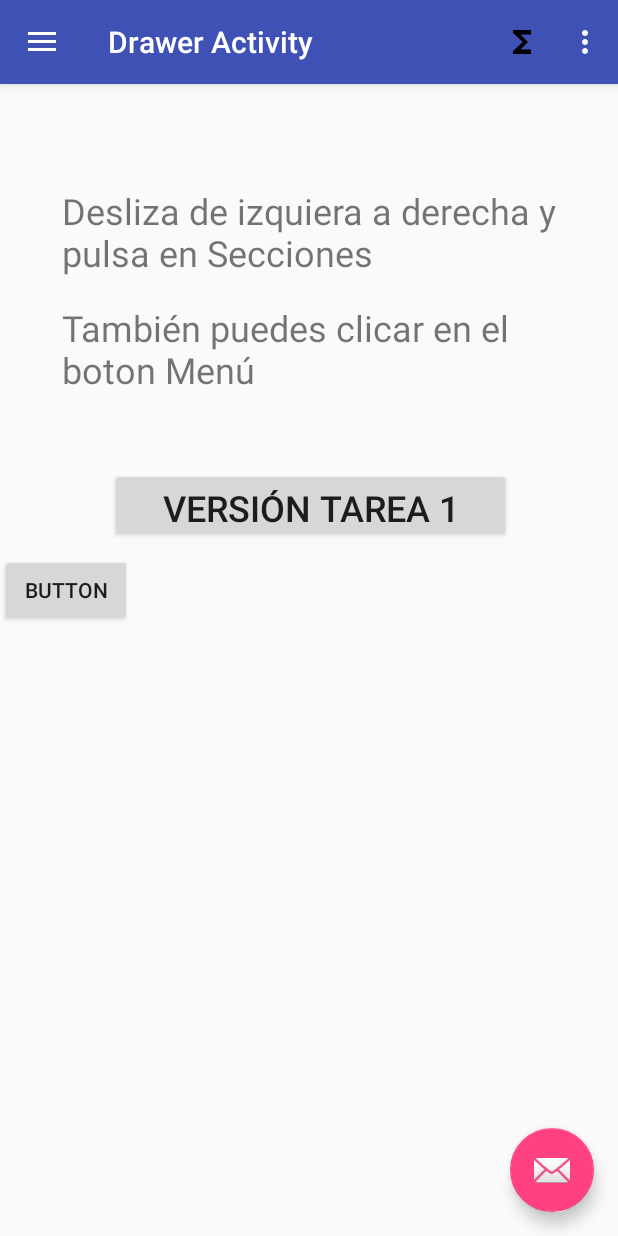
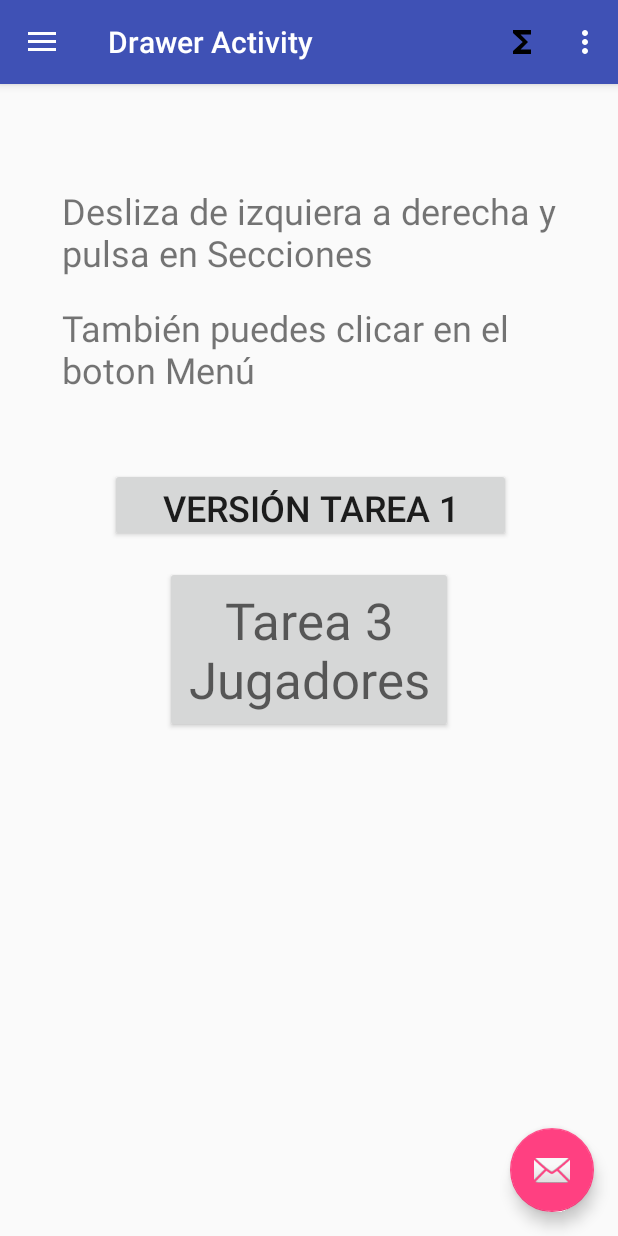
Before and after one commit to manerele/AjedrezDidApp, an Android app: the DrawerActivity screen opened directly, with no data from a screen before it, on a phone screen of 412 x 824 dp. Run offline under Robolectric (Android 15) with nearby library versions, the phone set to English and light mode, and no system bars.

```diff
--- a/app/src/main/java/com/example/josemanuelgarciacruz/ajedrezdidapp/player/PlayerActivity.java
+++ b/app/src/main/java/com/example/josemanuelgarciacruz/ajedrezdidapp/player/PlayerActivity.java
@@ -23,7 +23,7 @@ public class PlayerActivity extends AppCompatActivity {
         PlayerListFragment PlayerListFragment = new PlayerListFragment();
 
         FragmentTransaction transaction = getSupportFragmentManager().beginTransaction();
-        transaction.add(R.id.fragment_ciclo, PlayerListFragment);
+        transaction.add(R.id.fragment_player, PlayerListFragment);
         transaction.commit();
     }
 
--- a/app/src/main/java/com/example/josemanuelgarciacruz/ajedrezdidapp/proveedor/Contrato.java
+++ b/app/src/main/java/com/example/josemanuelgarciacruz/ajedrezdidapp/proveedor/Contrato.java
@@ -14,7 +14,7 @@ public class Contrato {
 
         // Table column
         public static final String NOMBRE = "Nombre";
-        public static final String NACIONALIDAD = "Abreviatura";
+        public static final String NACIONALIDAD = "Nationality";
         public static final String YEAR_NAC = "YearNacimiento";
         public static final String YEAR_DEF = "YearDefuncion";
         public static final String ELO = "Elo";
--- a/app/src/main/res/layout/activity_player.xml
+++ b/app/src/main/res/layout/activity_player.xml
@@ -30,7 +30,7 @@
     <FrameLayout
         android:layout_width="match_parent"
         android:layout_height="match_parent"
-        android:id="@+id/fragment_ciclo">
+        android:id="@+id/fragment_player">
 
     </FrameLayout>
 
--- a/app/src/main/res/layout/content_drawer.xml
+++ b/app/src/main/res/layout/content_drawer.xml
@@ -53,10 +53,16 @@
 
     <Button
         android:id="@+id/buttonJugadores"
-        android:layout_width="wrap_content"
-        android:layout_height="wrap_content"
-        android:layout_marginTop="8dp"
-        android:text="Button"
-        app:layout_constraintTop_toBottomOf="@+id/button_version_tarea_1"
-        tools:layout_editor_absoluteX="148dp" />
+        android:layout_width="192dp"
+        android:layout_height="111dp"
+        android:layout_marginStart="8dp"
+        android:layout_marginLeft="8dp"
+        android:layout_marginTop="16dp"
+        android:layout_marginEnd="8dp"
+        android:layout_marginRight="8dp"
+        android:text="@string/buttonJugadores"
+        android:textAppearance="@style/TextAppearance.AppCompat.Display1"
+        app:layout_constraintEnd_toEndOf="parent"
+        app:layout_constraintStart_toStartOf="parent"
+        app:layout_constraintTop_toBottomOf="@+id/button_version_tarea_1" />
 </android.support.constraint.ConstraintLayout>
--- a/app/src/main/res/values/strings.xml
+++ b/app/src/main/res/values/strings.xml
@@ -415,5 +415,6 @@ puntualmente a algún jugador destacado, que podría ser de categorías de promo
     <string name="sin_datos">Sin datos.</string>
 
     <string name="progress_cargando_datos">Cargando datos&#8230;</string>
+    <string name="buttonJugadores">Tarea 3 Jugadores</string>
 
 </resources>
```
Also changed, not shown: app/src/main/java/com/example/josemanuelgarciacruz/ajedrezdidapp/player/PlayerListFragment.java (+26 -11 lines), app/src/main/java/com/example/josemanuelgarciacruz/ajedrezdidapp/pojos/Player.java (+5 -5 lines), app/src/main/java/com/example/josemanuelgarciacruz/ajedrezdidapp/proveedor/ProveedorDeContenido.java (+4 -4 lines), app/src/main/res/layout/player_list_item.xml (+9 -12 lines), 247 other files.
